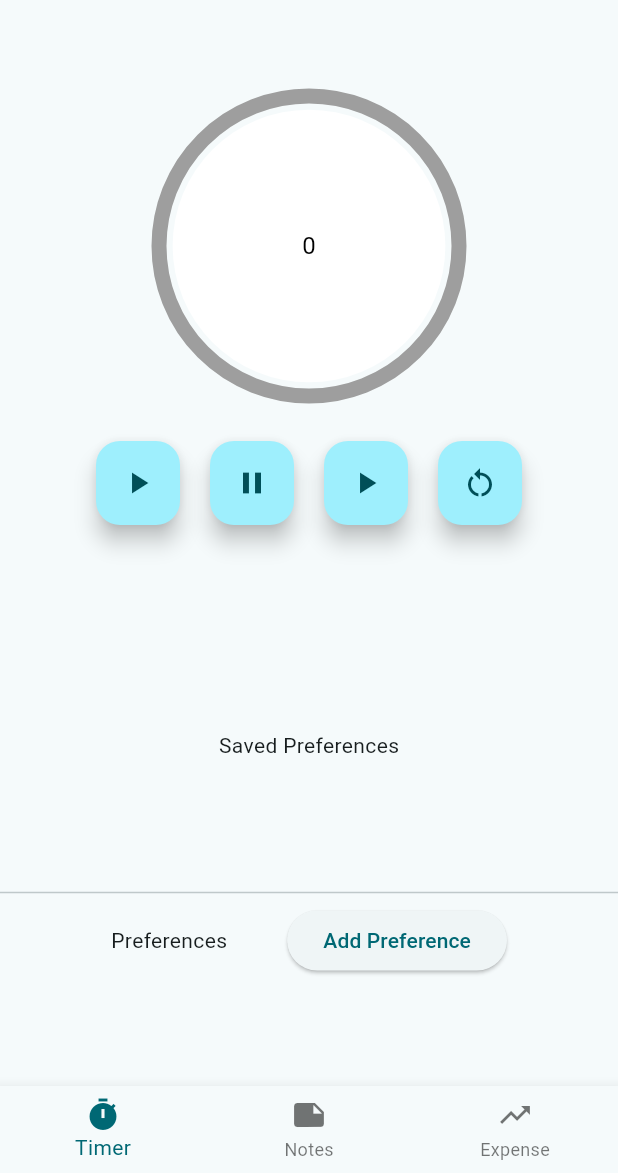
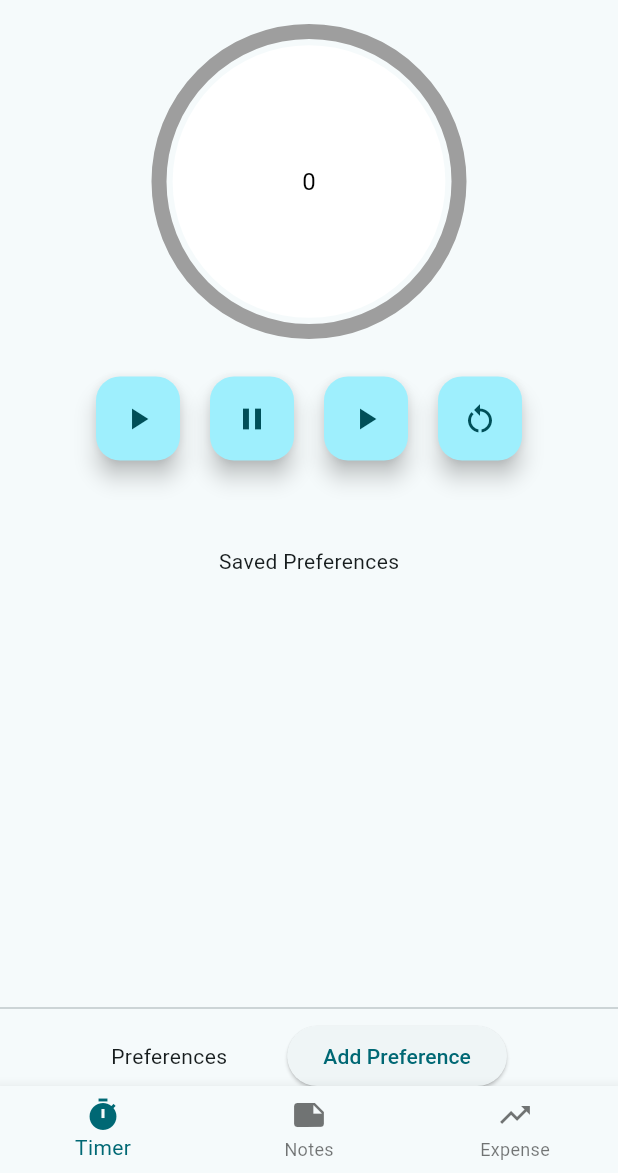
Before and after one commit to AwesomeToast123/super-life-app, a Flutter app: the screen it shows after launch, on a phone screen of 412 x 824 dp, the part 63-1236 px from its top. Run offline on Flutter 3.47's test engine with Material 3 defaults, Android fonts, the light colour scheme and no system bars; drawn by our look-alikes of circular_countdown_timer; our stand-ins replace gap, go_router, hive, hive_flutter, image_picker; missing offline and left inert: flutter_time_duration_picker; accounts and stored records are empty.

Commit message:
feat: added changes to timer feature

```diff
--- a/lib/features/expense_tracker/widgets/expense_tracker_detail_list_widget.dart
+++ b/lib/features/expense_tracker/widgets/expense_tracker_detail_list_widget.dart
@@ -17,7 +17,8 @@ class ExpenseTrackerDetailListWidget extends StatefulWidget {
 class _ExpenseTrackerDetailListWidgetState extends State<ExpenseTrackerDetailListWidget>
 {
   @override
-  Widget build(BuildContext context) {
+  Widget build(BuildContext context)
+  {
     final expenseProvider = context.watch<ExpenseProvider>();
 
     return Scaffold(
--- a/lib/features/timer/timer_screen.dart
+++ b/lib/features/timer/timer_screen.dart
@@ -22,7 +22,8 @@ class _TimerScreenState extends State<TimerScreen> {
 
     return Scaffold(
       appBar: AppBar(title: const Text('Timer')),
-      body: Center(
+      body: SingleChildScrollView(
+        child:   Center(
           child: Column(
             mainAxisAlignment: MainAxisAlignment.center,
             crossAxisAlignment: CrossAxisAlignment.center,
@@ -31,12 +32,13 @@ class _TimerScreenState extends State<TimerScreen> {
                   height: 300,
                   child: TimerWidgetManual(duration: timerProvider.duration)
               ),
-            Gap(130),
+              Gap(50),
               SizedBox(
                 width: 400,
-              height: 100,
+                height: 150,
                 child: TimerPreferenceListWidget(timer: timerProvider,),
               ),
+              Gap(150),
               Divider(),
               Row(
                 mainAxisAlignment: MainAxisAlignment.center,
@@ -58,6 +60,7 @@ class _TimerScreenState extends State<TimerScreen> {
             ],
           ),
         ),
+      ),
     );
   }
 }
--- a/lib/features/timer/widget/timer_save_preference_widget.dart
+++ b/lib/features/timer/widget/timer_save_preference_widget.dart
@@ -64,7 +64,7 @@ class _TimerSavePreferenceWidgetState extends State<TimerSavePreferenceWidget>
         ElevatedButton(
             onPressed: () {
                final hhmmss = _formatDuration(_selectedDuration);
-               timerProvider.addTimer(_selectedDuration.inSeconds, _controllerTextFieldTimeName.text);
+               timerProvider.addTimer(_selectedDuration.inSeconds, hhmmss, _controllerTextFieldTimeName.text);
             },
             child: const Text("add preference")
         ),
--- a/lib/model/timer_model.dart
+++ b/lib/model/timer_model.dart
@@ -1,20 +1,19 @@
-
-
 import 'package:hive_flutter/adapters.dart';
 import 'package:hive_flutter/hive_flutter.dart';
 part 'timer_model.g.dart';
 
+@HiveType(typeId: 1)
+class TimerModel extends HiveObject {
+  TimerModel({
+    this.timerValue,
+    this.timerName,
+    this.timerTitle,
+  });
 
-@HiveType(typeId: 1)
-class TimerModel extends HiveObject{
-
-   TimerModel({
-    required this.timerValue,
-    required this.timerName,
-   });
-
-   @HiveField(0)
-   final int timerValue;
-   @HiveField(1)
-   final String timerName;
+  @HiveField(0)
+  final int? timerValue;
+  @HiveField(1)
+  final String? timerName;
+  @HiveField(2)
+  final String? timerTitle;
 }
```
Also changed, not shown: lib/features/timer/widget/timer_preference_list_widget.dart (+10 -3 lines), lib/providers/timer_provider.dart (+7 -4 lines), lib/model/timer_model.g.dart. Lines whose indentation alone changed are shown as unchanged.
